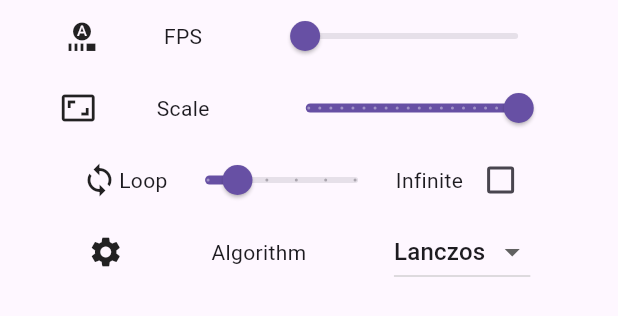
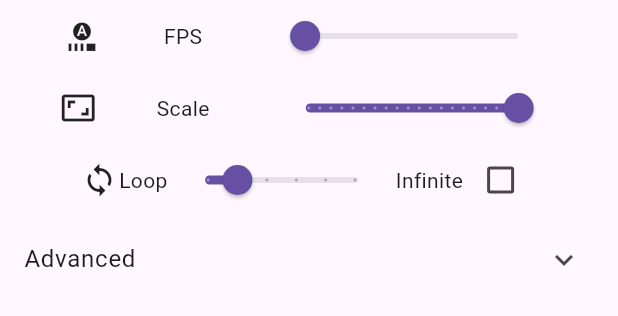
Before and after one commit to Paulkm2006/gif_creator, a Flutter app: the ParametersTab widget shown alone on an empty page, opened directly, on a phone screen of 412 x 824 dp. Shown: the top 316 px of the screen. Run offline on Flutter 3.47's test engine with Material 3 defaults, Android fonts, the phone set to English and light mode, and no system bars; our stand-ins replace image_picker, video_player; missing offline and left inert: ffmpeg_kit_flutter_min_gpl, gal; network calls fail.

Commit message:
feat(edit): new parameters

```diff
--- a/lib/screens/edit_screen.dart
+++ b/lib/screens/edit_screen.dart
@@ -303,6 +303,9 @@ class ParametersTab extends StatelessWidget {
                   ],
                 ),
               ),
+              ExpansionTile(
+                title: const Text('Advanced'),
+                children: [
                   Row(
                     mainAxisAlignment: MainAxisAlignment.spaceEvenly,
                     children: [
@@ -337,9 +340,93 @@ class ParametersTab extends StatelessWidget {
                         ],
                       ),
                     ],
+                  ),
+                  Row(
+                    mainAxisAlignment: MainAxisAlignment.spaceEvenly,
+                    children: [
+                      const Icon(Icons.palette),
+                      const Text('Palette colors'),
+                      Slider.adaptive(
+                        value: state.maxColor,
+                        onChanged: (value) {
+                          state.setMaxColor(value);
+                        },
+                        min: 32.0,
+                        max: 256.0,
+                        divisions: 7,
+                        label: state.maxColor.toStringAsFixed(0),
+                      ),
+                    ],
+                  ),
+                  Row(
+                    mainAxisAlignment: MainAxisAlignment.spaceEvenly,
+                    children: [
+                      const Icon(Icons.colorize),
+                      const Text('Sampling'),
+                      DropdownButton<String>(
+                        value: state.samplingMethod,
+                        onChanged: (value) {
+                          state.setSamplingMethod(value!);
+                        },
+                        items: const [
+                          DropdownMenuItem(
+                            value: 'full',
+                            child: Text('Full'),
+                          ),
+                          DropdownMenuItem(
+                            value: 'diff',
+                            child: Text('Diff'),
+                          ),
+                          DropdownMenuItem(
+                            value: 'single',
+                            child: Text('Single'),
+                          ),
+                        ],
+                      ),
+                    ],
+                  ),
+                    Row(
+                      mainAxisAlignment: MainAxisAlignment.spaceEvenly,
+                      children: [
+                        const Icon(Icons.equalizer),
+                        const Text('Dither'),
+                        DropdownButton<String>(
+                          value: state.dither,
+                          onChanged: (value) {
+                            state.setDither(value!);
+                          },
+                          items: [
+                            DropdownMenuItem(
+                              value: 'sierra2_4a',
+                              child: const Text('sierra2_4a'),
+                            ),
+                            DropdownMenuItem(
+                              value: 'sierra3',
+                              child: const Text('sierra3'),
+                            ),
+                            DropdownMenuItem(
+                              value: 'bayer',
+                              child: const Text('bayer'),
+                            ),
+                            DropdownMenuItem(
+                              value: 'floyd_steinberg',
+                              child: const Text('floyd_steinberg'),
+                            ),
+                          ],
+                        ),
+                        const Text('Use rectangle'),
+                        Checkbox(
+                          value: state.useRectangle,
+                          onChanged: (value) {
+                            state.setUseRectangle(value!);
+                          },
+                        ),
+                      ],
                     )
                     ],
-          ),
+                  )
+                ],
+          )
         );
     });
   }
--- a/lib/src/info.dart
+++ b/lib/src/info.dart
@@ -1,4 +1,4 @@
-import 'package:ffmpeg_kit_flutter/ffprobe_kit.dart';
+import 'package:ffmpeg_kit_flutter_min_gpl/ffprobe_kit.dart';
 
 
 final regexFR = RegExp(r'"r_frame_rate": "(\d*)\/1"');
--- a/pubspec.yaml
+++ b/pubspec.yaml
@@ -36,7 +36,7 @@ dependencies:
   # Use with the CupertinoIcons class for iOS style icons.
   image_picker: ^1.1.2
   provider: ^6.1.2
-  ffmpeg_kit_flutter: ^6.0.3
+  ffmpeg_kit_flutter_min_gpl: ^6.0.3
   video_player: ^2.9.2
   path_provider: ^2.1.5
   gal: ^2.3.0
```
Also changed, not shown: lib/providers/video_state.dart (+24 -0 lines), lib/src/generator.dart (+9 -3 lines), pubspec.lock, 1 other file. Lines whose indentation alone changed are shown as unchanged.
